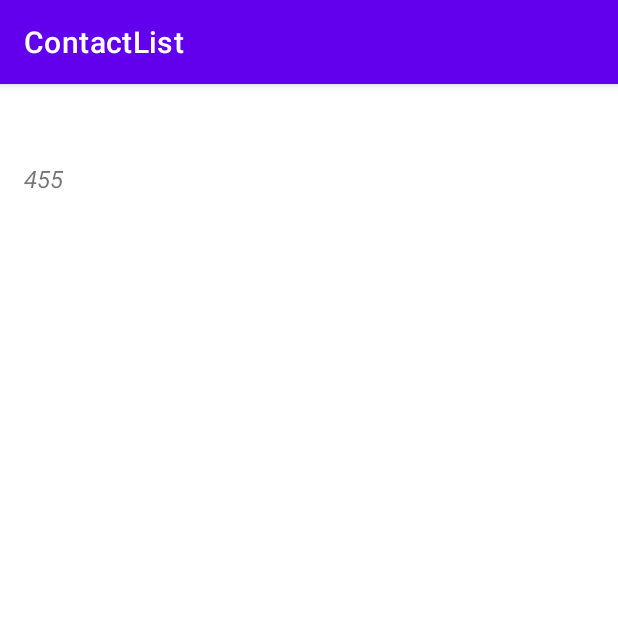
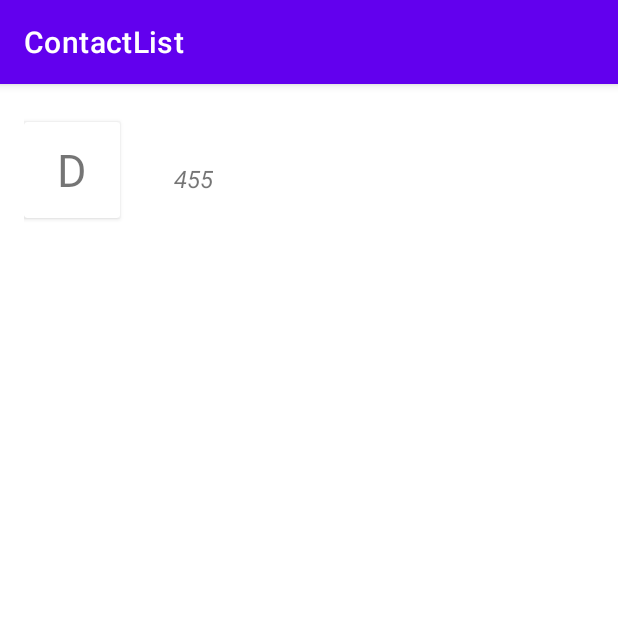
Before and after one commit to sanjimsb/ContactListApp, an Android app: the AddContact screen opened directly, with no data from a screen before it, after a tap on "BUTTON", on a phone screen of 412 x 824 dp, the top half of it. Run offline under Robolectric (Android 15) with nearby library versions, the phone set to English and light mode, and no system bars.

Commit message:
fixed issue with singleton class and updated activity_contact_list.xml

```diff
--- a/app/src/main/java/com/example/contactlist/AddContact.java
+++ b/app/src/main/java/com/example/contactlist/AddContact.java
@@ -5,7 +5,9 @@ import androidx.recyclerview.widget.DefaultItemAnimator;
 import androidx.recyclerview.widget.LinearLayoutManager;
 import androidx.recyclerview.widget.RecyclerView;
 
+import android.content.Context;
 import android.content.Intent;
+import android.content.SharedPreferences;
 import android.os.Bundle;
 import android.view.View;
 import android.webkit.WebView;
@@ -16,8 +18,12 @@ import android.widget.TextView;
 import com.example.contactlist.Adapters.ContactListAdapter;
 import com.example.contactlist.Models.ContactListModel;
 import com.example.contactlist.Singleton.Singleton;
+import com.google.gson.Gson;
+import com.google.gson.reflect.TypeToken;
 
+import java.lang.reflect.Type;
 import java.util.ArrayList;
+import java.util.List;
 
 public class AddContact extends AppCompatActivity  implements View.OnClickListener {
     Intent intent;
@@ -28,6 +34,9 @@ public class AddContact extends AppCompatActivity  implements View.OnClickListen
     private Singleton singletonInstance;
     private ArrayList<ContactListModel> contactList;
     private RecyclerView recyclerView;
+    SharedPreferences sharedpreferences;
+    public static final String MyPREFERENCES = "UserInput";
+    public static final String PREFERENCE_KEY = "ContactList";
     ContactListAdapter adapter;
 
     @Override
@@ -67,6 +76,7 @@ public class AddContact extends AppCompatActivity  implements View.OnClickListen
                 contactList.add(new ContactListModel(getName,455, getEmail));
                 singletonInstance.setContactList(contactList);
                 System.out.println(singletonInstance.getContactList().size());
+                saveData();
                 setAdapter();
                 break;
         }
@@ -79,6 +89,15 @@ public class AddContact extends AppCompatActivity  implements View.OnClickListen
         overridePendingTransition(0, 0);
         startActivity(intent);
         overridePendingTransition(0, 0);
+    }
 
+    // saves dice added by the users to the shared preference.
+    private void saveData() {
+        sharedpreferences = getSharedPreferences(MyPREFERENCES, Context.MODE_PRIVATE);
+        SharedPreferences.Editor editor = sharedpreferences.edit();
+        Gson gson = new Gson();
+        String json = gson.toJson(contactList);
+        editor.putString(PREFERENCE_KEY,json);
+        editor.commit();
     }
 }
--- a/app/src/main/java/com/example/contactlist/MainActivity.java
+++ b/app/src/main/java/com/example/contactlist/MainActivity.java
@@ -8,16 +8,22 @@ import androidx.recyclerview.widget.LinearLayoutManager;
 import androidx.recyclerview.widget.RecyclerView;
 
 import android.annotation.SuppressLint;
+import android.content.Context;
 import android.content.Intent;
+import android.content.SharedPreferences;
 import android.os.Bundle;
 import android.view.View;
 import android.widget.ListView;
+import android.widget.TextView;
 
 import com.example.contactlist.Adapters.ContactListAdapter;
 import com.example.contactlist.Models.ContactListModel;
 import com.example.contactlist.Singleton.Singleton;
 import com.google.android.material.floatingactionbutton.FloatingActionButton;
+import com.google.gson.Gson;
+import com.google.gson.reflect.TypeToken;
 
+import java.lang.reflect.Type;
 import java.util.ArrayList;
 
 public class MainActivity extends AppCompatActivity {
@@ -26,6 +32,7 @@ public class MainActivity extends AppCompatActivity {
     private Singleton singletonInstance;
     ListView listView;
     ContactListAdapter adapter;
+    TextView getTextView;
 
     @Override
     protected void onCreate(Bundle savedInstanceState) {
@@ -34,12 +41,16 @@ public class MainActivity extends AppCompatActivity {
         recyclerView = findViewById(R.id.list);
         contactList = new ArrayList<ContactListModel>();
         singletonInstance = Singleton.getInstance();
+        if(loadData() != null) {
+            singletonInstance.setContactList(loadData());
+        }
         if(singletonInstance.getContactList() != null) {
             contactList = singletonInstance.getContactList();
         }
         setContactList();
         System.out.println("Test");
         setAdapter();
+        setText();
         FloatingActionButton fab = findViewById(R.id.fab);
 
         ItemTouchHelper itemTouchhelper = new ItemTouchHelper(new ItemTouchHelper.SimpleCallback(0, ItemTouchHelper.LEFT) {
@@ -81,4 +92,28 @@ public class MainActivity extends AppCompatActivity {
         singletonInstance.setContactList(contactList);
         System.out.println(contactList);
     }
+
+    public void setText() {
+        getTextView = findViewById(R.id.textview);
+//        getTextView.
+    }
+
+    public ArrayList<ContactListModel> loadData() {
+        // shared preferences.
+        SharedPreferences sharedPreferences = getSharedPreferences("UserInput", Context.MODE_PRIVATE);
+
+        // creating a variable for gson.
+        Gson gson = new Gson();
+
+        // shared prefs if not present setting it as null.
+        String json = sharedPreferences.getString("ContactList", null);
+
+        // get the type of our array list.
+        Type type = new TypeToken<ArrayList<ContactListModel>>() {}.getType();
+
+        // getting data from gson and saving it to array list
+        ArrayList<ContactListModel> getContactArrayList = gson.fromJson(json, type);
+
+        return getContactArrayList;
+    }
 }
--- a/app/src/main/java/com/example/contactlist/Singleton/Singleton.java
+++ b/app/src/main/java/com/example/contactlist/Singleton/Singleton.java
@@ -1,10 +1,17 @@
 package com.example.contactlist.Singleton;
 
+import android.content.Context;
+
+import com.example.contactlist.AddContact;
 import com.example.contactlist.Models.ContactListModel;
+import com.google.gson.Gson;
+import com.google.gson.reflect.TypeToken;
 
+import java.lang.reflect.Type;
 import java.util.ArrayList;
+import java.util.List;
 
-public class Singleton {
+public class Singleton extends AddContact {
     public ArrayList<ContactListModel> contactList = new ArrayList<ContactListModel>();
     private static final Singleton singletonInstance = new Singleton();
 
@@ -21,4 +28,5 @@ public class Singleton {
     public ArrayList<ContactListModel> getContactList() {
         return contactList;
     }
+
 }
--- a/app/src/main/res/layout/activity_contact_list.xml
+++ b/app/src/main/res/layout/activity_contact_list.xml
@@ -6,10 +6,26 @@
     android:layout_height="120dp"
     android:padding="16dp">
 
+    <androidx.cardview.widget.CardView
+        android:layout_width="wrap_content"
+        android:layout_height="wrap_content"
+        android:layout_marginTop="9dp">
+
+        <TextView
+            android:id="@+id/textview"
+            android:layout_width="64dp"
+            android:layout_height="64dp"
+            android:gravity="center"
+            android:text="D"
+            android:textSize="30sp" />
+
+    </androidx.cardview.widget.CardView>
+
     <TextView
         android:id="@+id/textName"
         android:layout_width="match_parent"
         android:layout_height="wrap_content"
+        android:layout_marginLeft="100dp"
         android:layout_marginTop="9dp"
         android:textColor="#212121"
         android:textSize="18sp"
@@ -22,6 +38,7 @@
         android:layout_width="wrap_content"
         android:layout_height="wrap_content"
         android:layout_below="@+id/textName"
+        android:layout_marginLeft="100dp"
         android:layout_marginTop="2dp"
         android:layout_marginRight="5dp"
         android:textSize="16sp"
@@ -32,6 +49,7 @@
         android:id="@+id/textTypeofContact"
         android:layout_width="wrap_content"
         android:layout_height="wrap_content"
+        android:layout_marginLeft="100dp"
         android:layout_below="@+id/textName"
         android:layout_marginTop="2.5dp"
         android:layout_toRightOf="@+id/textNumber"
@@ -45,6 +63,7 @@
         android:id="@+id/textEmail"
         android:layout_width="wrap_content"
         android:layout_height="wrap_content"
+        android:layout_marginLeft="100dp"
         android:layout_below="@+id/textNumber"
         android:layout_marginTop="2dp"
         android:textColor="#DD2C00"
```
Also changed, not shown: app/src/main/java/com/example/contactlist/ContactList.java (+8 -1 lines).
